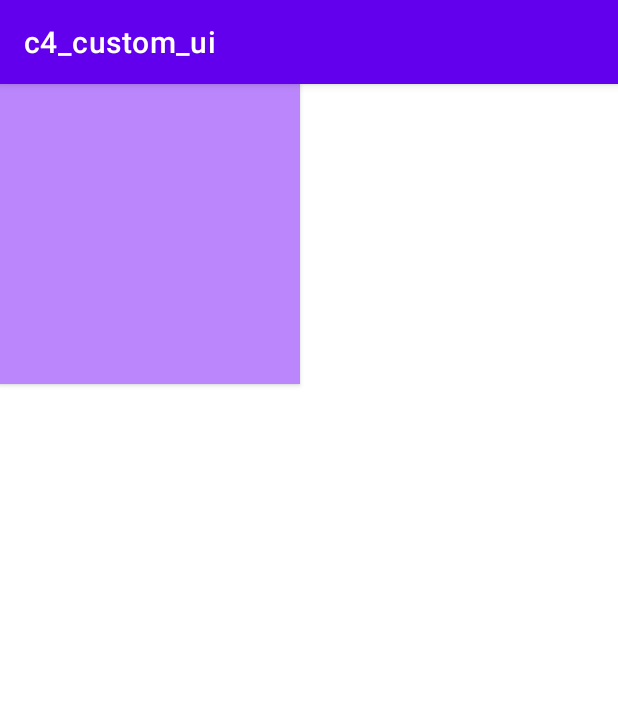
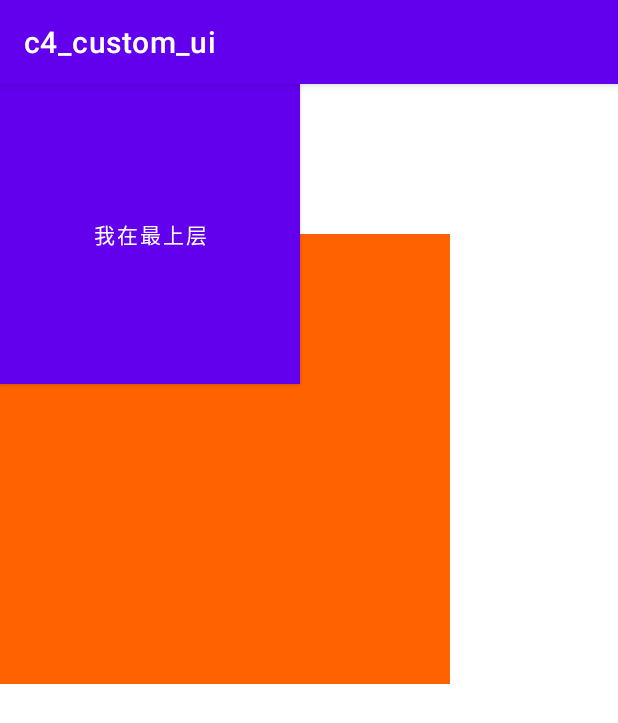
Before and after one commit to wapalxj/xx, an Android app: the DispatchActivity screen opened directly, with no data from a screen before it, on a phone screen of 412 x 824 dp. Shown: the top 723 px of the screen. Run offline under Robolectric (Android 15) with nearby library versions, the phone set to English and light mode, and no system bars.

Commit message:
220331事件分发

```diff
--- a/xx/app/src/main/java/com/vero/xx/MainActivity.kt
+++ b/xx/app/src/main/java/com/vero/xx/MainActivity.kt
@@ -11,7 +11,6 @@ class MainActivity : AppCompatActivity() {
         super.onCreate(savedInstanceState)
 //        setContentView(R.layout.activity_main)
         setContentView(R.layout.test_flowlayout)
-
         //BootClassLoader
         val stringLoader=String::class.java.classLoader
 
--- a/xx/c4_custom_ui/src/main/java/com/vero/c4_custom_ui/MainActivity.kt
+++ b/xx/c4_custom_ui/src/main/java/com/vero/c4_custom_ui/MainActivity.kt
@@ -13,7 +13,6 @@ import com.vero.c4_custom_ui.view.ColorTrackTextView
 class MainActivity : AppCompatActivity() {
     override fun onCreate(savedInstanceState: Bundle?) {
         super.onCreate(savedInstanceState)
-
         setContentView(R.layout.activity_main)
 
     }
--- a/xx/c4_custom_ui/src/main/java/com/vero/c4_custom_ui/dispatch/DispatchActivity.kt
+++ b/xx/c4_custom_ui/src/main/java/com/vero/c4_custom_ui/dispatch/DispatchActivity.kt
@@ -1,13 +1,21 @@
 package com.vero.c4_custom_ui.dispatch
 
+import android.annotation.SuppressLint
 import androidx.appcompat.app.AppCompatActivity
 import android.os.Bundle
+import android.util.Log
+import android.view.MotionEvent
+import android.widget.Button
+import android.widget.FrameLayout
+import androidx.core.view.children
 import com.vero.c4_custom_ui.R
 
 class DispatchActivity : AppCompatActivity() {
+    val TAG = "DispatchActivity"
+
+    @SuppressLint("ClickableViewAccessibility")
     override fun onCreate(savedInstanceState: Bundle?) {
         super.onCreate(savedInstanceState)
-
         setContentView(R.layout.activity_dispatch)
 
     }
--- a/xx/c4_custom_ui/src/main/res/layout/activity_dispatch.xml
+++ b/xx/c4_custom_ui/src/main/res/layout/activity_dispatch.xml
@@ -1,14 +1,25 @@
 <?xml version="1.0" encoding="utf-8"?>
-<com.vero.c4_custom_ui.dispatch.MyFrameLayout xmlns:android="http://schemas.android.com/apk/res/android"
+<FrameLayout xmlns:android="http://schemas.android.com/apk/res/android"
     xmlns:tools="http://schemas.android.com/tools"
+    android:id="@+id/fl_root"
     android:layout_width="match_parent"
     android:layout_height="match_parent"
     tools:context=".MainActivity">
 
-    <com.vero.c4_custom_ui.dispatch.MyButton
+    <Button
         android:id="@+id/btn_click"
         android:layout_width="200dp"
         android:layout_height="200dp"
+        android:text="我在最上层"
         android:background="@color/purple_200" />
 
-</com.vero.c4_custom_ui.dispatch.MyFrameLayout>
+
+    <TextView
+        android:id="@+id/tv_01"
+        android:layout_width="300dp"
+        android:layout_height="300dp"
+        android:layout_marginTop="100dp"
+        android:background="#ff6200" />
+
+
+</FrameLayout>
```
Also changed, not shown: xx/c4_custom_ui/src/main/java/com/vero/c4_custom_ui/dispatch/BadViewPager.kt (added, +50 -0 lines), xx/c4_custom_ui/src/main/java/com/vero/c4_custom_ui/dispatch/MyListView.kt (added, +45 -0 lines).
